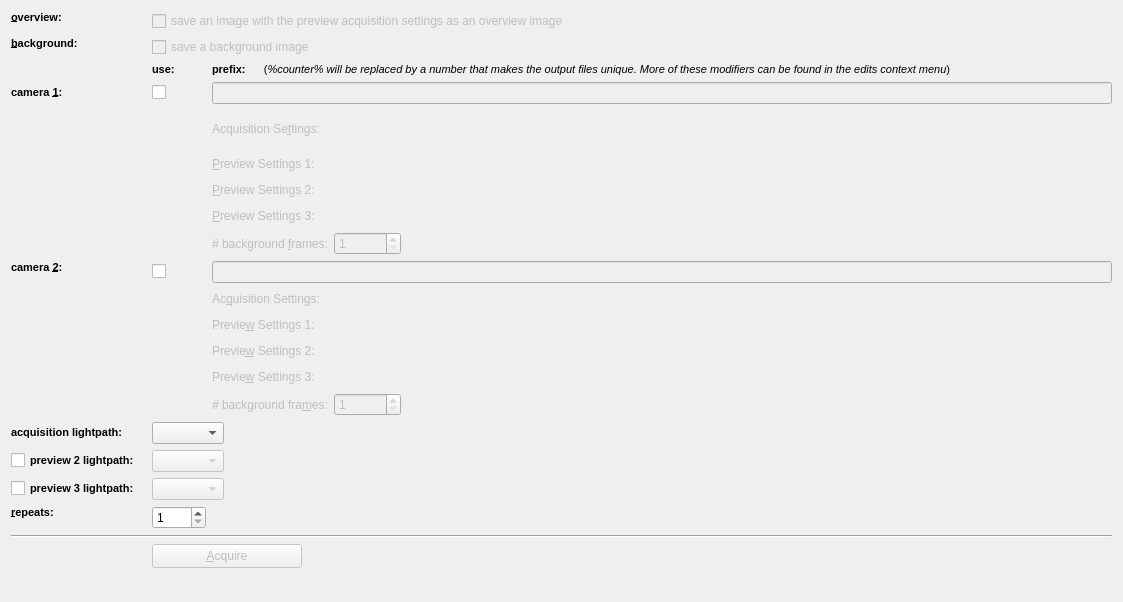
First picture: the form in plugins/spimb040/qfespimb040acquisitionconfigwidget2.ui, repository jkriege2/QuickFit3, before the edit.
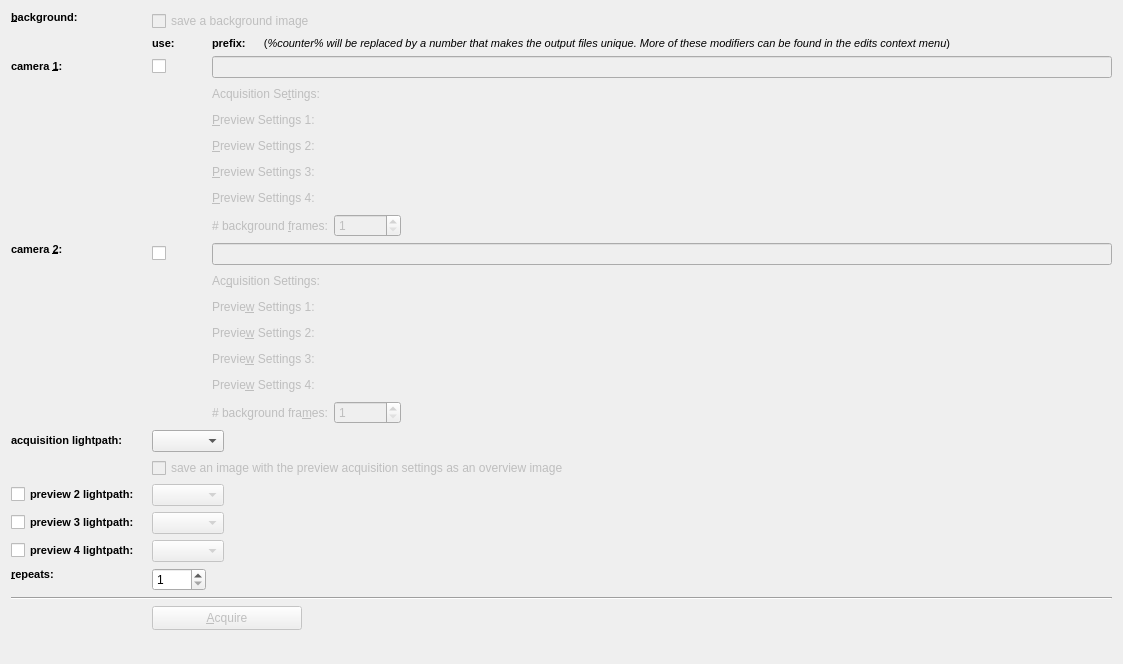
Second picture: the form after the edit. Icons and pictures are not drawn. Custom widgets are drawn as their Qt base class.

Commit message: QuickFit3/SPIM:   - added more replace values to prefixes for acquisition   - added acquisition description with 1 increasing numbers (plate/well/cell) + comment   - added fourth preview for acquisition   - some bugfixes

Patch:
```diff
--- a/plugins/spimb040/qfespimb040acquisitionconfigwidget2.ui
+++ b/plugins/spimb040/qfespimb040acquisitionconfigwidget2.ui
@@ -7,14 +7,14 @@
     <x>0</x>
     <y>0</y>
     <width>1123</width>
-    <height>602</height>
+    <height>664</height>
    </rect>
   </property>
   <property name="windowTitle">
    <string>Form</string>
   </property>
   <layout class="QGridLayout" name="gridLayout">
-   <item row="3" column="0">
+   <item row="2" column="0">
     <widget class="QLabel" name="label_5">
      <property name="text">
       <string>&lt;!DOCTYPE HTML PUBLIC &quot;-//W3C//DTD HTML 4.0//EN&quot; &quot;http://www.w3.org/TR/REC-html40/strict.dtd&quot;&gt;
@@ -28,7 +28,7 @@
      </property>
     </widget>
    </item>
-   <item row="5" column="0" colspan="2">
+   <item row="4" column="0" colspan="2">
     <widget class="QLabel" name="label_6">
      <property name="text">
       <string>&lt;!DOCTYPE HTML PUBLIC &quot;-//W3C//DTD HTML 4.0//EN&quot; &quot;http://www.w3.org/TR/REC-html40/strict.dtd&quot;&gt;
@@ -45,21 +45,21 @@
      </property>
     </widget>
    </item>
-   <item row="5" column="2">
+   <item row="4" column="2">
     <widget class="QCheckBox" name="chkUse2">
      <property name="text">
       <string/>
      </property>
     </widget>
    </item>
-   <item row="3" column="2">
-    <widget class="QCheckBox" name="chkUse1">
-     <property name="text">
-      <string/>
-     </property>
-    </widget>
-   </item>
    <item row="2" column="2">
+    <widget class="QCheckBox" name="chkUse1">
+     <property name="text">
+      <string/>
+     </property>
+    </widget>
+   </item>
+   <item row="1" column="2">
     <widget class="QLabel" name="label_3">
      <property name="text">
       <string>&lt;!DOCTYPE HTML PUBLIC &quot;-//W3C//DTD HTML 4.0//EN&quot; &quot;http://www.w3.org/TR/REC-html40/strict.dtd&quot;&gt;
@@ -70,7 +70,7 @@
      </property>
     </widget>
    </item>
-   <item row="2" column="3">
+   <item row="1" column="3">
     <widget class="QLabel" name="label_4">
      <property name="text">
       <string>&lt;!DOCTYPE HTML PUBLIC &quot;-//W3C//DTD HTML 4.0//EN&quot; &quot;http://www.w3.org/TR/REC-html40/strict.dtd&quot;&gt;
@@ -84,21 +84,21 @@
      </property>
     </widget>
    </item>
-   <item row="3" column="3">
+   <item row="2" column="3">
     <widget class="QEnhancedLineEdit" name="edtPrefix1">
      <property name="enabled">
       <bool>false</bool>
      </property>
     </widget>
    </item>
-   <item row="5" column="3">
+   <item row="4" column="3">
     <widget class="QEnhancedLineEdit" name="edtPrefix2">
      <property name="enabled">
       <bool>false</bool>
      </property>
     </widget>
    </item>
-   <item row="12" column="2" colspan="2">
+   <item row="13" column="2" colspan="2">
     <widget class="QPushButton" name="btnAcquire">
      <property name="enabled">
       <bool>false</bool>
@@ -124,7 +124,7 @@
      </property>
     </widget>
    </item>
-   <item row="13" column="2">
+   <item row="14" column="2">
     <spacer name="verticalSpacer">
      <property name="orientation">
       <enum>Qt::Vertical</enum>
@@ -138,33 +138,6 @@
     </spacer>
    </item>
    <item row="0" column="0">
-    <widget class="QLabel" name="label_8">
-     <property name="text">
-      <string>&lt;!DOCTYPE HTML PUBLIC &quot;-//W3C//DTD HTML 4.0//EN&quot; &quot;http://www.w3.org/TR/REC-html40/strict.dtd&quot;&gt;
-&lt;html&gt;&lt;head&gt;&lt;meta name=&quot;qrichtext&quot; content=&quot;1&quot; /&gt;&lt;style type=&quot;text/css&quot;&gt;
-p, li { white-space: pre-wrap; }
-&lt;/style&gt;&lt;/head&gt;&lt;body style=&quot; font-family:'MS Shell Dlg 2'; font-size:8.25pt; font-weight:400; font-style:normal;&quot;&gt;
-&lt;p style=&quot; margin-top:0px; margin-bottom:0px; margin-left:0px; margin-right:0px; -qt-block-indent:0; text-indent:0px;&quot;&gt;&lt;span style=&quot; font-size:8pt; font-weight:600;&quot;&gt;&amp;amp;overview:&lt;/span&gt;&lt;/p&gt;&lt;/body&gt;&lt;/html&gt;</string>
-     </property>
-     <property name="alignment">
-      <set>Qt::AlignLeading|Qt::AlignLeft|Qt::AlignTop</set>
-     </property>
-     <property name="buddy">
-      <cstring>chkOverview</cstring>
-     </property>
-    </widget>
-   </item>
-   <item row="0" column="2" colspan="2">
-    <widget class="QCheckBox" name="chkOverview">
-     <property name="enabled">
-      <bool>false</bool>
-     </property>
-     <property name="text">
-      <string>save an image with the preview acquisition settings as an overview image</string>
-     </property>
-    </widget>
-   </item>
-   <item row="1" column="0">
     <widget class="QLabel" name="label_12">
      <property name="text">
       <string>&lt;!DOCTYPE HTML PUBLIC &quot;-//W3C//DTD HTML 4.0//EN&quot; &quot;http://www.w3.org/TR/REC-html40/strict.dtd&quot;&gt;
@@ -181,7 +154,7 @@
      </property>
     </widget>
    </item>
-   <item row="1" column="2" colspan="2">
+   <item row="0" column="2" colspan="2">
     <widget class="QCheckBox" name="chkBackground">
      <property name="enabled">
       <bool>false</bool>
@@ -191,19 +164,19 @@
      </property>
     </widget>
    </item>
-   <item row="11" column="0" colspan="4">
+   <item row="12" column="0" colspan="4">
     <widget class="Line" name="line">
      <property name="orientation">
       <enum>Qt::Horizontal</enum>
      </property>
     </widget>
    </item>
-   <item row="6" column="3">
+   <item row="5" column="3">
     <widget class="QWidget" name="widCam2Settings2" native="true">
      <property name="enabled">
       <bool>false</bool>
      </property>
-     <layout class="QGridLayout" name="widCam2Settings" columnstretch="0,0,0,0">
+     <layout class="QGridLayout" name="widCam2Settings" columnstretch="0,0,0">
       <property name="margin">
        <number>0</number>
       </property>
@@ -227,7 +200,7 @@
         </property>
        </widget>
       </item>
-      <item row="4" column="0">
+      <item row="5" column="0">
        <widget class="QLabel" name="labPreviewFrames2">
         <property name="text">
          <string># background fra&amp;mes:</string>
@@ -377,7 +350,7 @@
         </item>
        </layout>
       </item>
-      <item row="4" column="2">
+      <item row="5" column="2">
        <layout class="QHBoxLayout" name="horizontalLayout_2">
         <item>
          <widget class="QSpinBox" name="spinBackgroundFrames2">
@@ -410,10 +383,50 @@
         </item>
        </layout>
       </item>
+      <item row="4" column="0">
+       <widget class="QLabel" name="labPreview2_4">
+        <property name="text">
+         <string>Previe&amp;w Settings 4:</string>
+        </property>
+        <property name="buddy">
+         <cstring>cmbPreviewSettings2_1</cstring>
+        </property>
+       </widget>
+      </item>
+      <item row="4" column="2">
+       <layout class="QHBoxLayout" name="horizontalLayout_15">
+        <item>
+         <widget class="QFCameraConfigEditorWidget" name="cmbPreviewSettings2_4" native="true">
+          <property name="minimumSize">
+           <size>
+            <width>150</width>
+            <height>0</height>
+           </size>
+          </property>
+          <property name="focusPolicy">
+           <enum>Qt::TabFocus</enum>
+          </property>
+         </widget>
+        </item>
+        <item>
+         <spacer name="horizontalSpacer_15">
+          <property name="orientation">
+           <enum>Qt::Horizontal</enum>
+          </property>
+          <property name="sizeHint" stdset="0">
+           <size>
+            <width>40</width>
+            <height>20</height>
+           </size>
+          </property>
+         </spacer>
+        </item>
+       </layout>
+      </item>
      </layout>
     </widget>
    </item>
-   <item row="4" column="3">
+   <item row="3" column="3">
     <widget class="QWidget" name="widCam2Settings1" native="true">
      <property name="enabled">
       <bool>false</bool>
@@ -442,7 +455,7 @@
         </property>
        </widget>
       </item>
-      <item row="4" column="0">
+      <item row="5" column="0">
        <widget class="QLabel" name="labPreviewFrames1">
         <property name="text">
          <string># background &amp;frames:</string>
@@ -472,7 +485,7 @@
         </property>
        </widget>
       </item>
-      <item row="3" column="1">
+      <item row="3" column="2">
        <layout class="QHBoxLayout" name="horizontalLayout_6">
         <item>
          <widget class="QFCameraConfigEditorWidget" name="cmbPreviewSettings1_3" native="true">
@@ -502,7 +515,7 @@
         </item>
        </layout>
       </item>
-      <item row="2" column="1">
+      <item row="2" column="2">
        <layout class="QHBoxLayout" name="horizontalLayout_7">
         <item>
          <widget class="QFCameraConfigEditorWidget" name="cmbPreviewSettings1_2" native="true">
@@ -532,7 +545,7 @@
         </item>
        </layout>
       </item>
-      <item row="1" column="1">
+      <item row="1" column="2">
        <layout class="QHBoxLayout" name="horizontalLayout_8">
         <item>
          <widget class="QFCameraConfigEditorWidget" name="cmbPreviewSettings1_1" native="true">
@@ -562,7 +575,7 @@
         </item>
        </layout>
       </item>
-      <item row="0" column="1">
+      <item row="0" column="2">
        <widget class="QWidget" name="horizontalWidget_4" native="true">
         <property name="minimumSize">
          <size>
@@ -571,6 +584,9 @@
          </size>
         </property>
         <layout class="QHBoxLayout" name="horizontalLayout_9">
+         <property name="margin">
+          <number>0</number>
+         </property>
          <item>
           <widget class="QFCameraConfigEditorWidget" name="cmbAcquisitionSettings1" native="true">
            <property name="minimumSize">
@@ -600,7 +616,7 @@
         </layout>
        </widget>
       </item>
-      <item row="4" column="1">
+      <item row="5" column="2">
        <layout class="QHBoxLayout" name="horizontalLayout">
         <item>
          <widget class="QSpinBox" name="spinBackgroundFrames1">
@@ -633,10 +649,50 @@
         </item>
        </layout>
       </item>
+      <item row="4" column="0">
+       <widget class="QLabel" name="labPreview1_4">
+        <property name="text">
+         <string>&amp;Preview Settings 4:</string>
+        </property>
+        <property name="buddy">
+         <cstring>cmbPreviewSettings1_1</cstring>
+        </property>
+       </widget>
+      </item>
+      <item row="4" column="2">
+       <layout class="QHBoxLayout" name="horizontalLayout_10">
+        <item>
+         <widget class="QFCameraConfigEditorWidget" name="cmbPreviewSettings1_4" native="true">
+          <property name="minimumSize">
+           <size>
+            <width>150</width>
+            <height>0</height>
+           </size>
+          </property>
+          <property name="focusPolicy">
+           <enum>Qt::TabFocus</enum>
+          </property>
+         </widget>
+        </item>
+        <item>
+         <spacer name="horizontalSpacer_14">
+          <property name="orientation">
+           <enum>Qt::Horizontal</enum>
+          </property>
+          <property name="sizeHint" stdset="0">
+           <size>
+            <width>40</width>
+            <height>20</height>
+           </size>
+          </property>
+         </spacer>
+        </item>
+       </layout>
+      </item>
      </layout>
     </widget>
    </item>
-   <item row="10" column="0">
+   <item row="11" column="0">
     <widget class="QLabel" name="label_7">
      <property name="text">
       <string>&lt;!DOCTYPE HTML PUBLIC &quot;-//W3C//DTD HTML 4.0//EN&quot; &quot;http://www.w3.org/TR/REC-html40/strict.dtd&quot;&gt;
@@ -653,7 +709,7 @@
      </property>
     </widget>
    </item>
-   <item row="10" column="2">
+   <item row="11" column="2">
     <widget class="QSpinBox" name="spinRepeat">
      <property name="toolTip">
       <string>a click on Acquire will do that many consecutive measurements with the same settings.</string>
@@ -694,7 +750,7 @@
      </property>
     </widget>
    </item>
-   <item row="7" column="2" colspan="2">
+   <item row="6" column="2" colspan="2">
     <layout class="QHBoxLayout" name="horizontalLayout_3">
      <item>
       <widget class="QComboBox" name="cmbLightpath">
@@ -775,7 +831,7 @@
      </item>
     </layout>
    </item>
-   <item row="7" column="0">
+   <item row="6" column="0">
     <widget class="QLabel" name="label_10">
      <property name="text">
       <string>&lt;!DOCTYPE HTML PUBLIC &quot;-//W3C//DTD HTML 4.0//EN&quot; &quot;http://www.w3.org/TR/REC-html40/strict.dtd&quot;&gt;
@@ -792,6 +848,57 @@
      </property>
     </widget>
    </item>
+   <item row="10" column="0">
+    <widget class="QCheckBox" name="chkLightpathPreview4">
+     <property name="font">
+      <font>
+       <pointsize>8</pointsize>
+       <weight>75</weight>
+       <bold>true</bold>
+      </font>
+     </property>
+     <property name="text">
+      <string>preview 4 lightpath:</string>
+     </property>
+    </widget>
+   </item>
+   <item row="10" column="2" colspan="2">
+    <layout class="QHBoxLayout" name="horizontalLayout_16">
+     <item>
+      <widget class="QComboBox" name="cmbLightpathPreview4">
+       <property name="enabled">
+        <bool>false</bool>
+       </property>
+       <property name="sizeAdjustPolicy">
+        <enum>QComboBox::AdjustToContents</enum>
+       </property>
+      </widget>
+     </item>
+     <item>
+      <spacer name="horizontalSpacer_16">
+       <property name="orientation">
+        <enum>Qt::Horizontal</enum>
+       </property>
+       <property name="sizeHint" stdset="0">
+        <size>
+         <width>40</width>
+         <height>20</height>
+        </size>
+       </property>
+      </spacer>
+     </item>
+    </layout>
+   </item>
+   <item row="7" column="2" colspan="2">
+    <widget class="QCheckBox" name="chkOverview">
+     <property name="enabled">
+      <bool>false</bool>
+     </property>
+     <property name="text">
+      <string>save an image with the preview acquisition settings as an overview image</string>
+     </property>
+    </widget>
+   </item>
   </layout>
  </widget>
  <customwidgets>
```
Left out of the diff: 137 changed lines with no effect on the pictures. The commit also changes 16 other files.
